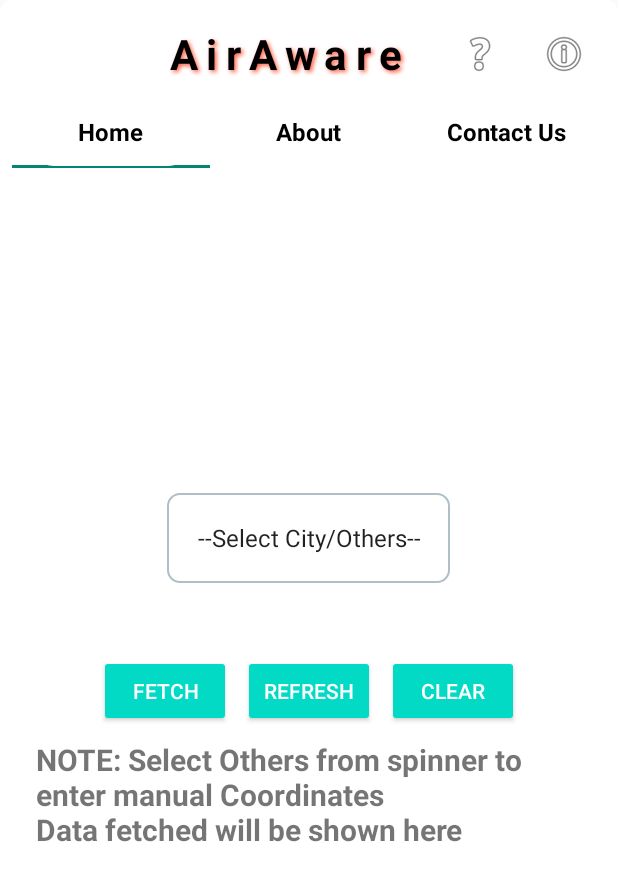
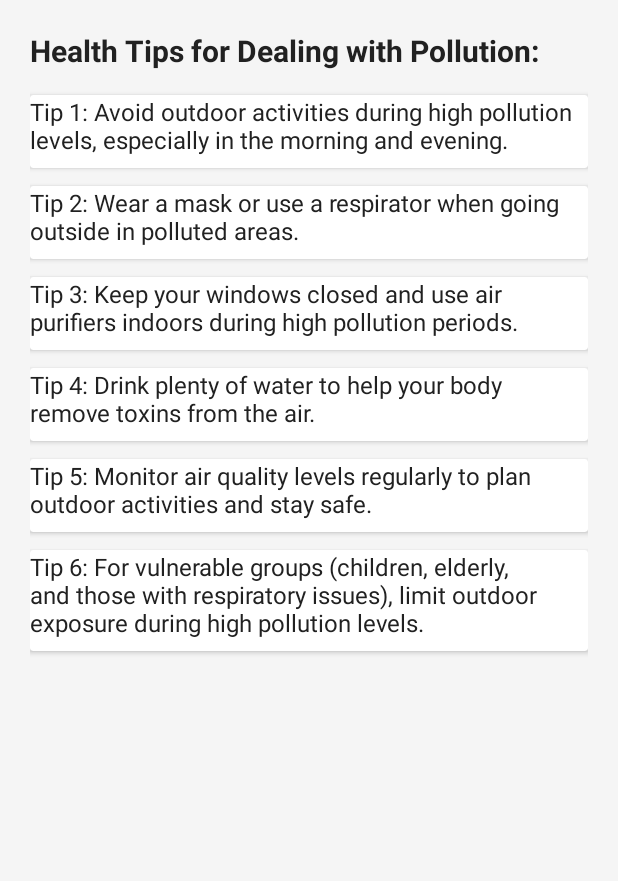
Before and after one commit to YashaswiNayak/PollutionTracking, an Android app: the screen it shows after launch (MainActivity before the commit, TipsActivity after it), after a tap on "Tips", on a phone screen of 412 x 824 dp. Shown: the top 881 px of the screen. Run offline under Robolectric (Android 15) with nearby library versions, the phone set to English and light mode, and no system bars.

Commit message:
Added the faqs and tips

```diff
--- a/app/build.gradle.kts
+++ b/app/build.gradle.kts
@@ -36,7 +36,7 @@ android {
 }
 
 dependencies {
-
+    implementation("androidx.cardview:cardview:1.0.0")
     implementation("com.squareup.retrofit2:retrofit:2.9.0")
     implementation("com.squareup.retrofit2:converter-gson:2.9.0")
     implementation(libs.androidx.core.ktx)
--- a/app/src/main/AndroidManifest.xml
+++ b/app/src/main/AndroidManifest.xml
@@ -22,6 +22,9 @@
                 <category android:name="android.intent.category.LAUNCHER" />
             </intent-filter>
         </activity>
+        <activity android:name=".TipsActivity" />
+        <activity android:name=".FaqActivity" />
+
     </application>
 
 </manifest>
--- a/app/src/main/java/com/example/hci_project/MainActivity.kt
+++ b/app/src/main/java/com/example/hci_project/MainActivity.kt
@@ -1,5 +1,6 @@
 package com.example.hci_project
 
+import android.content.Intent
 import android.os.Bundle
 import android.view.LayoutInflater
 import android.view.Menu
@@ -29,7 +30,8 @@ class MainActivity : AppCompatActivity() {
         // Link the TabLayout with the ViewPager
         TabLayoutMediator(tabLayout, viewPager) { tab, position ->
             // Inflate the custom tab layout
-            val customTabView = LayoutInflater.from(tabLayout.context).inflate(R.layout.custom_tab, null)
+            val customTabView =
+                LayoutInflater.from(tabLayout.context).inflate(R.layout.custom_tab, null)
             val tabTitle = customTabView.findViewById<TextView>(R.id.tabTitle)
 
             // Set the text based on the position
@@ -43,25 +45,33 @@ class MainActivity : AppCompatActivity() {
             tab.customView = customTabView
         }.attach()
     }
+
     override fun onCreateOptionsMenu(menu: Menu?): Boolean {
         menuInflater.inflate(R.menu.menu_main, menu)
         return true
     }
+
     override fun onOptionsItemSelected(item: MenuItem): Boolean {
         return when (item.itemId) {
             R.id.action_tips -> {
-                // Handle settings action
+                // Navigate to TipsActivity
+                val intent = Intent(this, TipsActivity::class.java)
+                startActivity(intent)
                 true
             }
 
             R.id.action_faq -> {
-                // Handle about action
+                // Navigate to FaqActivity
+                val intent = Intent(this, FaqActivity::class.java)
+                startActivity(intent)
                 true
+
+
             }
 
             else -> super.onOptionsItemSelected(item)
         }
-    }
 
 
+    }
 }
--- /dev/null
+++ b/app/src/main/java/com/example/hci_project/TipsActivity.kt
@@ -0,0 +1,23 @@
+package com.example.hci_project
+
+import android.os.Bundle
+import android.widget.TextView
+import androidx.appcompat.app.AppCompatActivity
+
+class TipsActivity : AppCompatActivity() {
+
+    override fun onCreate(savedInstanceState: Bundle?) {
+        super.onCreate(savedInstanceState)
+        setContentView(R.layout.activity_tips)  // Ensure you set the correct layout for this activity
+
+
+        // Optionally, set a title or customize the toolbar furth
+
+    }
+
+    // Handle back button behavior
+    override fun onSupportNavigateUp(): Boolean {
+        onBackPressed()  // This will navigate the user back to the previous screen
+        return true
+    }
+}
--- /dev/null
+++ b/app/src/main/res/layout/activity_tips.xml
@@ -0,0 +1,126 @@
+<?xml version="1.0" encoding="utf-8"?>
+<LinearLayout xmlns:android="http://schemas.android.com/apk/res/android"
+    android:layout_width="match_parent"
+    android:layout_height="match_parent"
+    android:orientation="vertical"
+    android:padding="20dp"
+    android:background="@color/background_color">
+
+    <!-- Title Text -->
+    <TextView
+        android:id="@+id/healthTipsTextView"
+        android:layout_width="wrap_content"
+        android:layout_height="wrap_content"
+        android:text="Health Tips for Dealing with Pollution:"
+        android:textColor="@color/primary_text_color"
+        android:textSize="20sp"
+        android:textStyle="bold"
+        android:layout_marginBottom="16dp"/>
+
+    <!-- Health Tips Items -->
+    <androidx.cardview.widget.CardView
+        android:layout_width="match_parent"
+        android:layout_height="wrap_content"
+        android:layout_marginBottom="12dp"
+        android:elevation="4dp"
+        android:backgroundTint="@color/card_background">
+
+        <TextView
+            android:layout_width="wrap_content"
+            android:layout_height="wrap_content"
+            android:text="Tip 1: Avoid outdoor activities during high pollution levels, especially in the morning and evening."
+            android:textSize="16sp"
+            android:textColor="@color/primary_text_color"
+            android:layout_marginBottom="8dp"/>
+
+    </androidx.cardview.widget.CardView>
+
+    <androidx.cardview.widget.CardView
+        android:layout_width="match_parent"
+        android:layout_height="wrap_content"
+        android:layout_marginBottom="12dp"
+        android:elevation="4dp"
+        android:backgroundTint="@color/card_background">
+
+        <TextView
+            android:layout_width="wrap_content"
+            android:layout_height="wrap_content"
+            android:text="Tip 2: Wear a mask or use a respirator when going outside in polluted areas."
+            android:textSize="16sp"
+            android:textColor="@color/primary_text_color"
+            android:layout_marginBottom="8dp"/>
+
+    </androidx.cardview.widget.CardView>
+
+    <androidx.cardview.widget.CardView
+        android:layout_width="match_parent"
+        android:layout_height="wrap_content"
+        android:layout_marginBottom="12dp"
+        android:elevation="4dp"
+
+        android:backgroundTint="@color/card_background">
+
+        <TextView
+            android:layout_width="wrap_content"
+            android:layout_height="wrap_content"
+            android:text="Tip 3: Keep your windows closed and use air purifiers indoors during high pollution periods."
+            android:textSize="16sp"
+            android:textColor="@color/primary_text_color"
+            android:layout_marginBottom="8dp"/>
+
+    </androidx.cardview.widget.CardView>
+
+    <androidx.cardview.widget.CardView
+        android:layout_width="match_parent"
+        android:layout_height="wrap_content"
+        android:layout_marginBottom="12dp"
+        android:elevation="4dp"
+        android:backgroundTint="@color/card_background">
+
+        <TextView
+            android:layout_width="wrap_content"
+            android:layout_height="wrap_content"
+            android:text="Tip 4: Drink plenty of water to help your body remove toxins from the air."
+            android:textSize="16sp"
+            android:textColor="@color/primary_text_color"
+            android:layout_marginBottom="8dp"/>
+
+    </androidx.cardview.widget.CardView>
+
+    <androidx.cardview.widget.CardView
+        android:layout_width="match_parent"
+        android:layout_height="wrap_content"
+        android:layout_marginBottom="12dp"
+        android:elevation="4dp"
+        android:backgroundTint="@color/card_background">
+
+        <TextView
+            android:layout_width="wrap_content"
+            android:layout_height="wrap_content"
+            android:text="Tip 5: Monitor air quality levels regularly to plan outdoor activities and stay safe."
+            android:textSize="16sp"
+            android:textColor="@color/primary_text_color"
+            android:layout_marginBottom="8dp"/>
+
+    </androidx.cardview.widget.CardView>
+
+    <androidx.cardview.widget.CardView
+        android:layout_width="match_parent"
+        android:layout_height="wrap_content"
+        android:layout_marginBottom="12dp"
+        android:elevation="4dp"
+        android:backgroundTint="@color/card_background">
+
+        <TextView
+            android:layout_width="wrap_content"
+            android:layout_height="wrap_content"
+            android:text="Tip 6: For vulnerable groups (children, elderly, and those with respiratory issues), limit outdoor exposure during high pollution levels."
+            android:textSize="16sp"
+            android:textColor="@color/primary_text_color"
+            android:layout_marginBottom="8dp"/>
+
+    </androidx.cardview.widget.CardView>
+
+    <!-- Add additional health tips in the same format -->
+
+</LinearLayout>
--- a/app/src/main/res/values/colors.xml
+++ b/app/src/main/res/values/colors.xml
@@ -5,4 +5,8 @@
     <color name="gray">#808080</color>
     <color name="red">#FF0000</color>
     <color name="black" >#000000</color>
+    <color name="background_color">#F5F5F5</color>
+    <color name="primary_text_color">#212121</color>
+    <color name="secondary_text_color">#757575</color>
+    <color name="card_background">#FFFFFF</color>
 </resources>
```
Also changed, not shown: app/src/main/java/com/example/hci_project/FaqActivity.kt (added, +20 -0 lines), app/src/main/res/layout/activity_faq.xml (added, +120 -0 lines).
